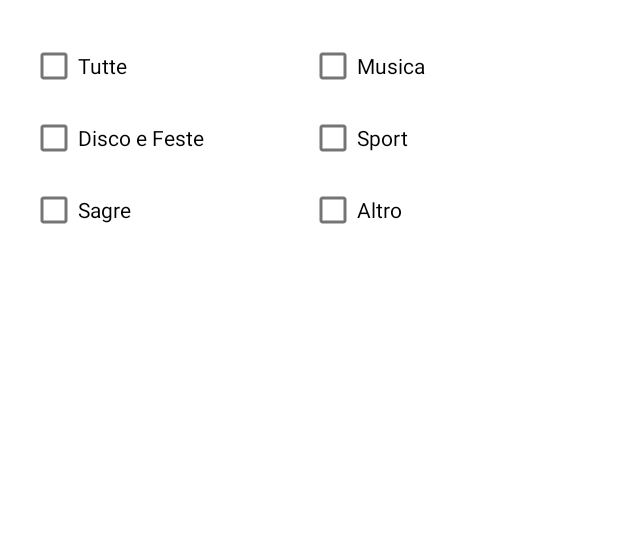
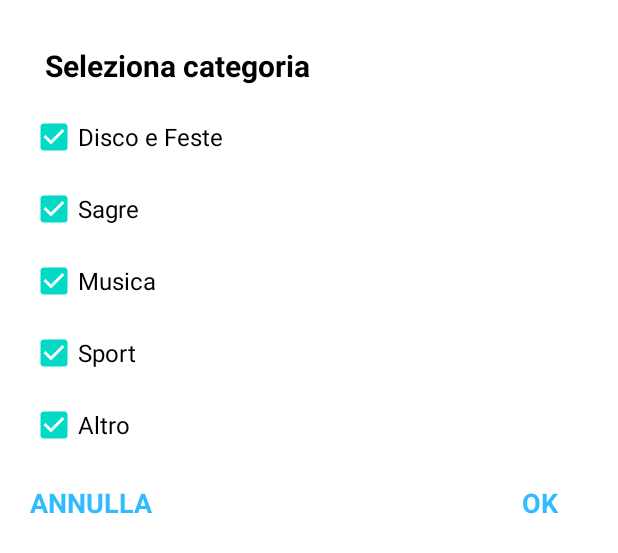
Before and after one commit to paololais/AndroidProject, an Android app: the layout filter_dialog.xml on its own in the app's theme, with its tools: preview values and no code run, on a phone screen of 412 x 824 dp. Shown: the top 553 px of the screen. Run offline under Robolectric (Android 15) with nearby library versions, the light colour scheme and no system bars.

Commit message:
filter by type implemented

```diff
--- /dev/null
+++ b/app/src/main/java/com/example/zenaparty/FilterDialogListener.java
@@ -0,0 +1,5 @@
+package com.example.zenaparty;
+
+public interface FilterDialogListener {
+    void onCheckboxSelected(boolean isParty, boolean isSagre, boolean isMusica, boolean isSport, boolean isAltro);
+}
--- a/app/src/main/res/layout/filter_dialog.xml
+++ b/app/src/main/res/layout/filter_dialog.xml
@@ -1,73 +1,100 @@
 <?xml version="1.0" encoding="utf-8"?>
+<RelativeLayout xmlns:android="http://schemas.android.com/apk/res/android"
+    android:layout_width="match_parent"
+    android:layout_height="match_parent"
+    xmlns:app="http://schemas.android.com/apk/res-auto">
 
-
-<LinearLayout xmlns:android="http://schemas.android.com/apk/res/android"
-    xmlns:app="http://schemas.android.com/apk/res-auto"
-    android:layout_width="match_parent"
-    android:layout_height="wrap_content"
-    android:gravity="center"
-    android:orientation="vertical"
-    android:padding="20dp"
+    <LinearLayout
         app:layout_constraintBottom_toBottomOf="parent"
         app:layout_constraintEnd_toEndOf="parent"
         app:layout_constraintStart_toStartOf="parent"
-    app:layout_constraintTop_toTopOf="parent">
+        app:layout_constraintTop_toTopOf="parent"
+        android:layout_width="match_parent"
+        android:layout_height="wrap_content"
+        android:orientation="vertical"
+        android:padding="20dp">
 
-    <LinearLayout
+
+        <TextView
+            android:id="@+id/heading"
             android:layout_width="match_parent"
-        android:layout_height="match_parent"
-        android:gravity="center">
-
-        <LinearLayout
-            android:layout_width="match_parent"
-            android:layout_height="match_parent"
-            android:layout_weight="1"
-            android:orientation="vertical">
-
-            <CheckBox
-                android:id="@+id/cbAll"
-                android:layout_width="wrap_content"
             android:layout_height="wrap_content"
-                android:text="Tutte" />
+            android:layout_margin="10dp"
+            android:text="Seleziona categoria"
+            android:textColor="#000"
+            android:textSize="20sp"
+            android:textStyle="bold" />
 
         <CheckBox
             android:id="@+id/cbParties"
             android:layout_width="wrap_content"
             android:layout_height="wrap_content"
-                android:text="Disco e Feste" />
+            android:checked="true"
+            android:text="Disco e Feste"
+            android:textSize="16sp" />
 
         <CheckBox
             android:id="@+id/cbSagre"
             android:layout_width="wrap_content"
             android:layout_height="wrap_content"
-                android:text="Sagre" />
-
-        </LinearLayout>
-
-        <LinearLayout
-            android:layout_width="match_parent"
-            android:layout_height="match_parent"
-            android:layout_weight="1"
-            android:orientation="vertical">
+            android:checked="true"
+            android:text="Sagre"
+            android:textSize="16sp" />
 
         <CheckBox
             android:id="@+id/cbMusic"
             android:layout_width="wrap_content"
             android:layout_height="wrap_content"
-                android:text="Musica" />
+            android:checked="true"
+            android:text="Musica"
+            android:textSize="16sp" />
 
         <CheckBox
             android:id="@+id/cbSport"
             android:layout_width="wrap_content"
             android:layout_height="wrap_content"
-                android:text="Sport" />
+            android:checked="true"
+            android:text="Sport"
+            android:textSize="16sp" />
+
         <CheckBox
             android:id="@+id/cbOther"
             android:layout_width="wrap_content"
             android:layout_height="wrap_content"
-                android:text="Altro" />
-        </LinearLayout>
-    </LinearLayout>
+            android:checked="true"
+            android:text="Altro"
+            android:textSize="16sp" />
+
+
+        <RelativeLayout
+            android:layout_width="match_parent"
+            android:layout_height="40dp">
+
+            <TextView
+                android:id="@+id/action_ok"
+                android:layout_width="wrap_content"
+                android:layout_height="wrap_content"
+                android:layout_alignParentEnd="true"
+                android:layout_alignParentBottom="true"
+                android:layout_marginEnd="20dp"
+                android:text="OK"
+                android:textColor="#33bbff"
+                android:textSize="18sp"
+                android:textStyle="bold" />
+
+            <TextView
+                android:id="@+id/action_cancel"
+                android:layout_width="wrap_content"
+                android:layout_height="wrap_content"
+                android:layout_alignParentStart="true"
+                android:layout_alignParentBottom="true"
+                android:layout_marginEnd="20dp"
+                android:text="ANNULLA"
+                android:textColor="#33bbff"
+                android:textSize="18sp"
+                android:textStyle="bold" />
+        </RelativeLayout>
 
 
     </LinearLayout>
+</RelativeLayout>
```
Also changed, not shown: app/src/main/java/com/example/zenaparty/EventOpenedFragment.java (+14 -21 lines), app/src/main/java/com/example/zenaparty/FilterDialogFragment.java (+36 -48 lines), app/src/main/java/com/example/zenaparty/HomeFragment.java (+82 -28 lines), app/src/main/res/layout/fragment_event_opened.xml (+22 -0 lines), app/src/main/res/layout/fragment_home.xml (+15 -11 lines). Lines whose indentation alone changed are shown as unchanged.
